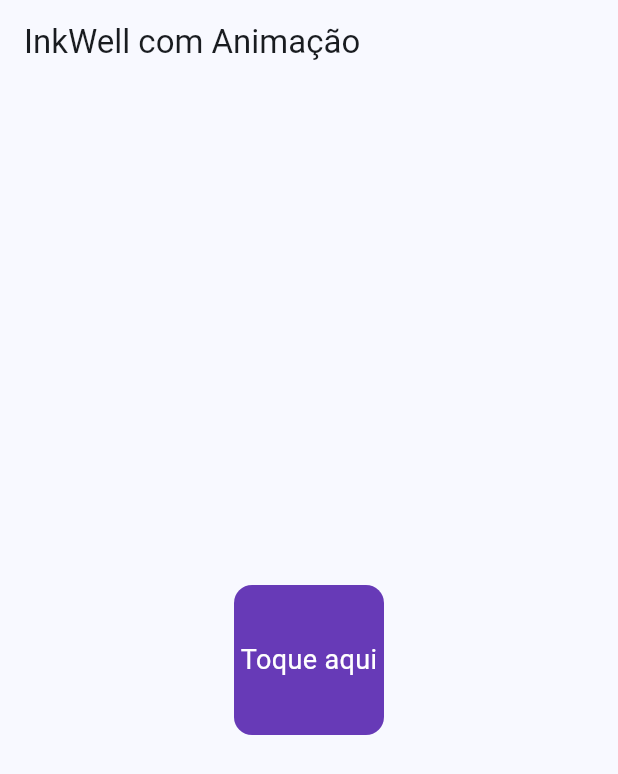
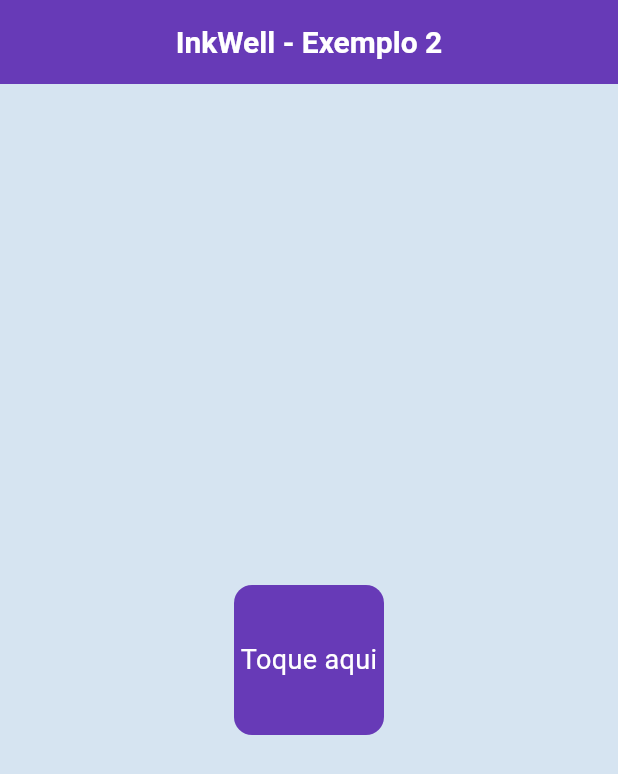
Before and after one commit to pedrohpguimaraes/codigosaula, a Flutter app: the InkWellExampleHome screen opened directly, on a phone screen of 412 x 824 dp. Shown: the top 774 px of the screen. Run offline on Flutter 3.47's test engine with Material 3 defaults, Android fonts, the phone set to English and light mode, and no system bars; our stand-ins replace google_fonts; Roboto replaces fonts that are missing (Montserrat); project files that could hold a hidden picture were left out.

Commit message:
widget1807

```diff
--- a/lib/app.dart
+++ b/lib/app.dart
@@ -1,7 +1,7 @@
 import 'package:flutter/material.dart';
 // import 'package:myapp/presentation/pages/botoes/elevatedbutton/home_page2.dart';
-// import 'package:myapp/presentation/pages/botoes/inkwell/home_page1.dart';
-import 'package:myapp/presentation/pages/botoes/inkwell/home_page2.dart';
+import 'package:myapp/presentation/pages/botoes/inkwell/home_page1.dart';
+// import 'package:myapp/presentation/pages/botoes/inkwell/home_page2.dart';
 
 class MyApp extends StatelessWidget {
   const MyApp({super.key});
--- a/lib/presentation/pages/botoes/inkwell/home_page2.dart
+++ b/lib/presentation/pages/botoes/inkwell/home_page2.dart
@@ -1,4 +1,6 @@
 import 'package:flutter/material.dart';
+import 'package:myapp/core/theme/colors.dart';
+import 'package:myapp/core/theme/text_styles.dart';
 
 void main() => runApp(const HomePage());
 
@@ -9,6 +11,7 @@ class HomePage extends StatelessWidget {
   Widget build(BuildContext context) {
     return MaterialApp(
       title: 'InkWell - Exemplo 1',
+      debugShowCheckedModeBanner: false,
       theme: ThemeData(primarySwatch: Colors.deepPurple),
       home: const InkWellExampleHome(),
     );
@@ -28,8 +31,13 @@ class _InkWellExampleHomeState extends State<InkWellExampleHome> {
   @override
   Widget build(BuildContext context) {
     return Scaffold(
-      appBar: AppBar(
-        title: const Text('InkWell com Animação'),
+      backgroundColor:AppColors.backgroundColorScaffold,
+      appBar:  AppBar(
+       backgroundColor: Colors.deepPurple,
+        title: Text("InkWell - Exemplo 2",
+        style: TextStyles.appBarTitle,
+        ),
+        centerTitle: true,
       ),
       body: Center(
         child: AnimatedContainer(
```
